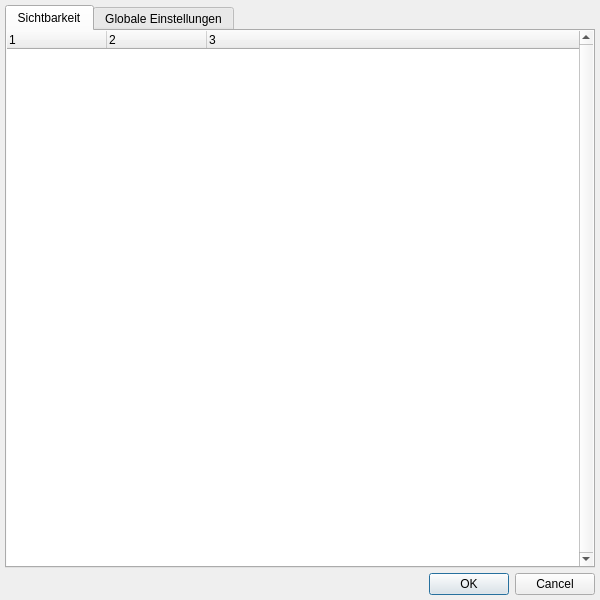
This is ui/settings_dialog.ui in geoObserver/geobasis_loader as Qt 5 draws it before an edit. The edited form follows.
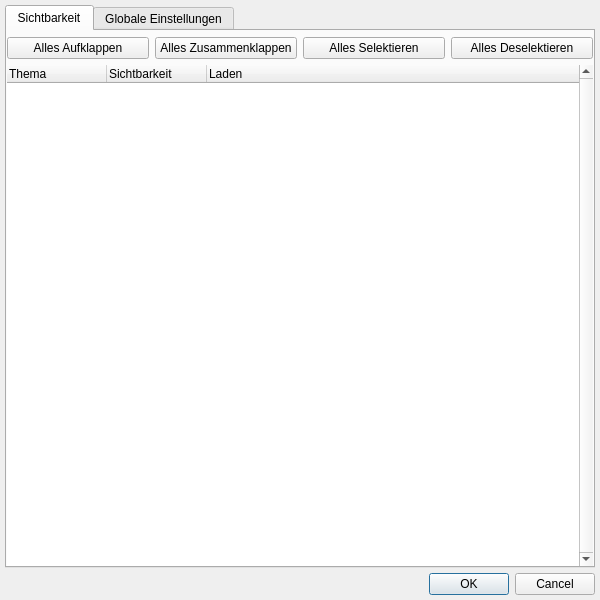
This is the edited form.

Commit message: Enhance SettingsDialog UI with visibility control buttons and update menu label

The edit to the form file:
```diff
--- a/ui/settings_dialog.ui
+++ b/ui/settings_dialog.ui
@@ -65,18 +65,15 @@
       <attribute name="title">
        <string>Sichtbarkeit</string>
       </attribute>
-      <layout class="QHBoxLayout" name="horizontalLayout">
+      <layout class="QVBoxLayout" name="verticalLayout_2">
        <property name="spacing">
-        <number>0</number>
-       </property>
-       <property name="sizeConstraint">
-        <enum>QLayout::SetNoConstraint</enum>
+        <number>6</number>
        </property>
        <property name="leftMargin">
         <number>0</number>
        </property>
        <property name="topMargin">
-        <number>0</number>
+        <number>6</number>
        </property>
        <property name="rightMargin">
         <number>0</number>
@@ -84,13 +81,45 @@
        <property name="bottomMargin">
         <number>0</number>
        </property>
+       <item>
+        <layout class="QHBoxLayout" name="visibility_tree_buttons">
+         <item>
+          <widget class="QPushButton" name="expand_button">
+           <property name="text">
+            <string>Alles Aufklappen</string>
+           </property>
+          </widget>
+         </item>
+         <item>
+          <widget class="QPushButton" name="collapse_button">
+           <property name="text">
+            <string>Alles Zusammenklappen</string>
+           </property>
+          </widget>
+         </item>
+         <item>
+          <widget class="QPushButton" name="check_button">
+           <property name="text">
+            <string>Alles Selektieren</string>
+           </property>
+          </widget>
+         </item>
+         <item>
+          <widget class="QPushButton" name="uncheck_button">
+           <property name="text">
+            <string>Alles Deselektieren</string>
+           </property>
+          </widget>
+         </item>
+        </layout>
+       </item>
        <item>
         <widget class="QTreeWidget" name="visibility_tree">
          <property name="enabled">
           <bool>true</bool>
          </property>
          <property name="sizePolicy">
-          <sizepolicy hsizetype="Preferred" vsizetype="Preferred">
+          <sizepolicy hsizetype="Preferred" vsizetype="MinimumExpanding">
            <horstretch>0</horstretch>
            <verstretch>0</verstretch>
           </sizepolicy>
@@ -133,17 +162,17 @@
          </attribute>
          <column>
           <property name="text">
-           <string notr="true">1</string>
+           <string notr="true">Thema</string>
           </property>
          </column>
          <column>
           <property name="text">
-           <string notr="true">2</string>
+           <string notr="true">Sichtbarkeit</string>
           </property>
          </column>
          <column>
           <property name="text">
-           <string notr="true">3</string>
+           <string notr="true">Laden</string>
           </property>
          </column>
         </widget>
```
The commit also changes 2 other files.
